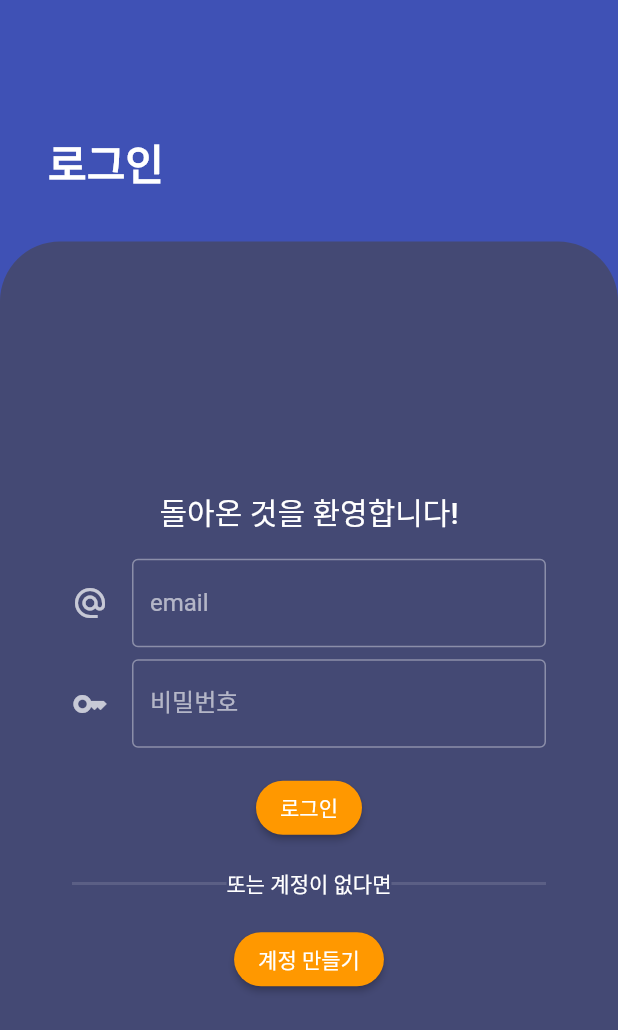
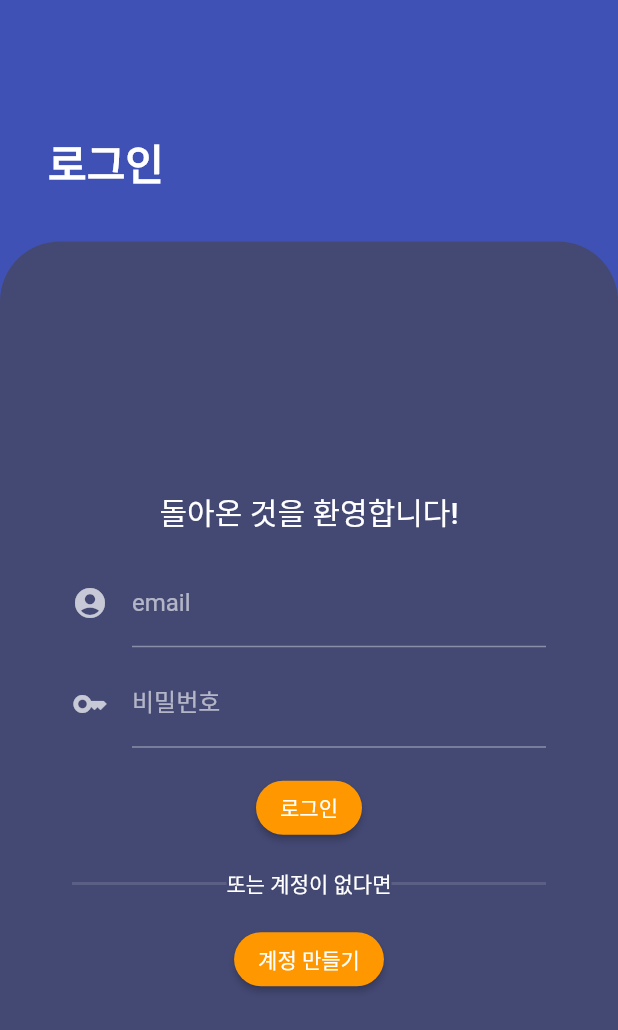
Before and after one commit to 5pplication/Client, a Flutter app: the screen it shows after launch, on a phone screen of 412 x 824 dp. Shown: the top 1030 px of the screen. Run offline on Flutter 3.47's test engine with Material 2 defaults, Android fonts, the phone set to English and light mode, and no system bars; our stand-ins replace font_awesome_flutter.

Commit message:
:lipstick: 로그인 UI 변경

```diff
--- a/lib/ui/view/login.dart
+++ b/lib/ui/view/login.dart
@@ -47,10 +47,10 @@ class _LoginPageState extends State<LoginPage> {
               validator: (value) => validateEmail(value),
               controller: _userEmailController,
               decoration: const InputDecoration(
-                icon: Icon(Icons.alternate_email),
+                icon: Icon(Icons.account_circle),
                 labelText: "email",
                 hintText: "someone@example.com",
-                border: OutlineInputBorder(),
+                // border: OutlineInputBorder(),
               ),
             ),
           ),
@@ -65,7 +65,7 @@ class _LoginPageState extends State<LoginPage> {
                 icon: Icon(Icons.key),
                 labelText: "비밀번호",
                 hintText: "********",
-                border: OutlineInputBorder(),
+                // border: OutlineInputBorder(),
               ),
             ),
           ),
```
